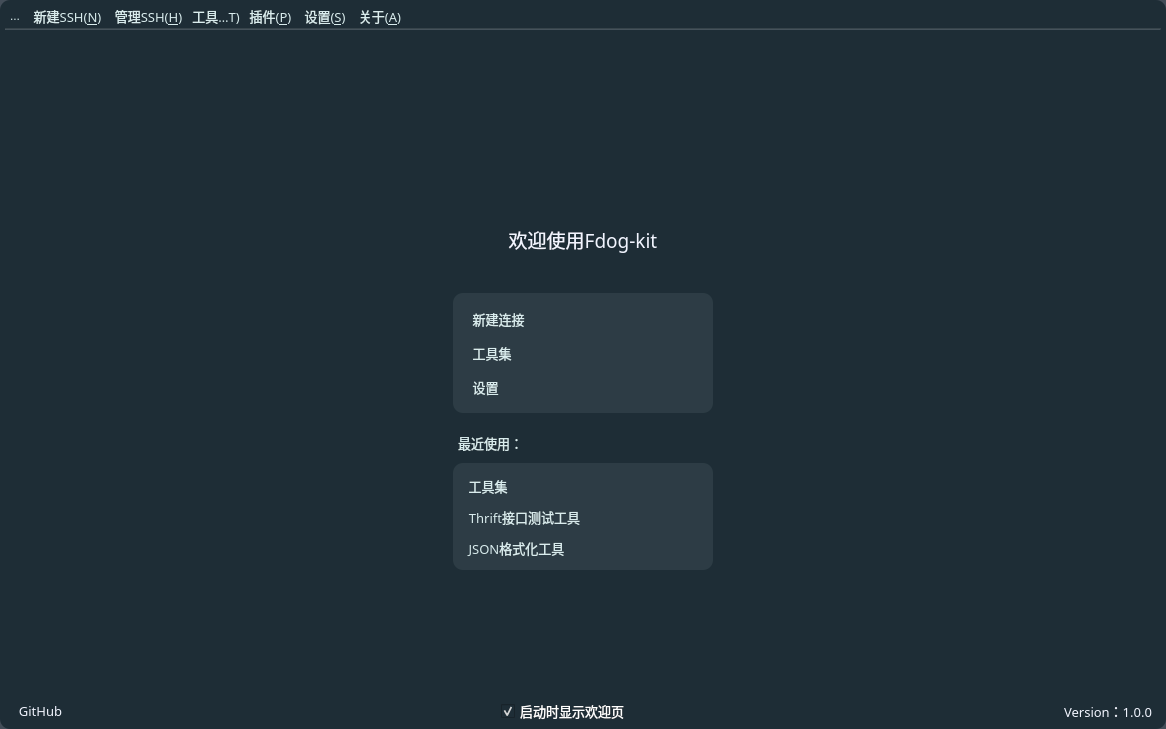
The window that mainwindow.ui (HuaGouFdog/Fdog-Kit) describes before a commit, drawn with Qt 5.
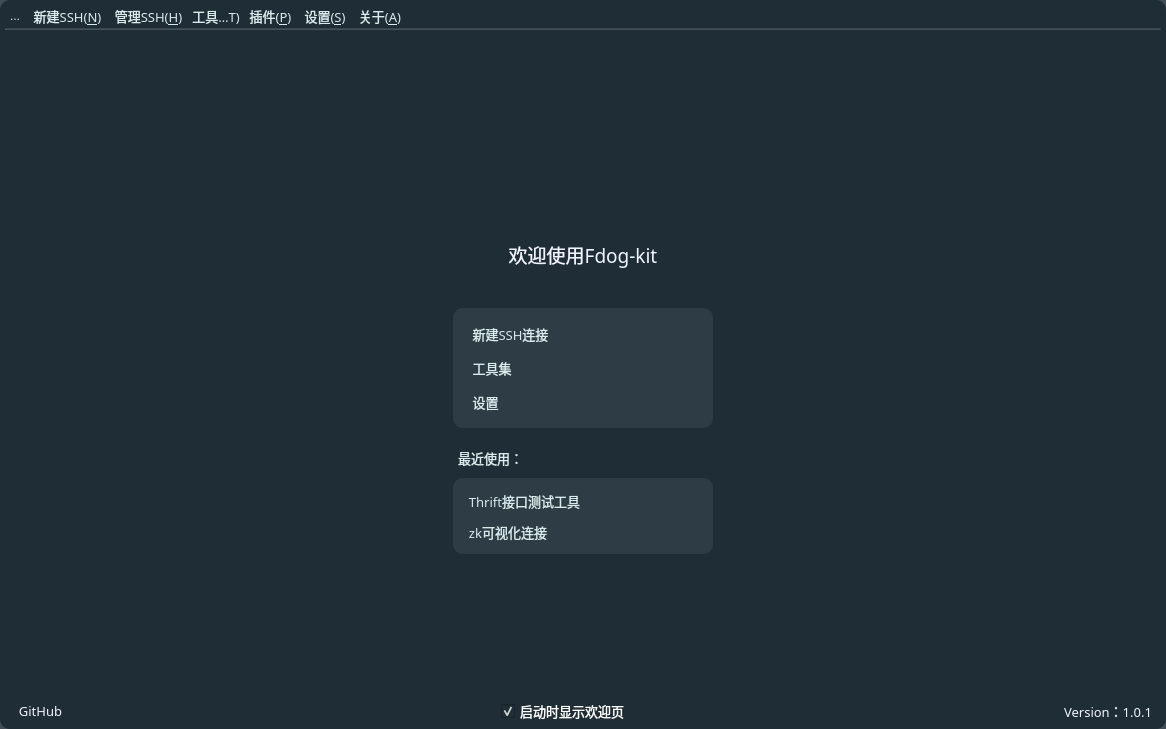
The same window after the commit. The open tabs and pages were chosen to show the change. Icons and pictures are not drawn.

Commit message: 只显示zk和thirft两个工具，并优化界面操作

Diff of the .ui file:
```diff
--- a/mainwindow.ui
+++ b/mainwindow.ui
@@ -3462,7 +3462,7 @@
 }</string>
                                </property>
                                <property name="text">
-                                <string>新建连接</string>
+                                <string>新建SSH连接</string>
                                </property>
                                <property name="icon">
                                 <iconset resource="lib.qrc">
@@ -3687,61 +3687,7 @@
                                  <number>8</number>
                                 </property>
                                 <item>
-                                 <widget class="QToolButton" name="toolButton_21">
-                                  <property name="sizePolicy">
-                                   <sizepolicy hsizetype="Maximum" vsizetype="Maximum">
-                                    <horstretch>50</horstretch>
-                                    <verstretch>50</verstretch>
-                                   </sizepolicy>
-                                  </property>
-                                  <property name="font">
-                                   <font>
-                                    <family>OPPOSans B</family>
-                                    <pointsize>10</pointsize>
-                                    <stylestrategy>PreferAntialias</stylestrategy>
-                                   </font>
-                                  </property>
-                                  <property name="layoutDirection">
-                                   <enum>Qt::LeftToRight</enum>
-                                  </property>
-                                  <property name="styleSheet">
-                                   <string notr="true">QToolButton {
-	color: rgb(217, 236, 237);
-	background-color: rgba(255, 255, 255, 0);
-	border: none;
-}
-
-QToolButton::menu-indicator { 
-	image: None;
-}
-
- 
-QToolButton:hover {
-	color: rgb(255, 255, 255);
-	background-color: rgba(255, 255, 255, 0);
-	border: none;
-}</string>
-                                  </property>
-                                  <property name="text">
-                                   <string>工具集</string>
-                                  </property>
-                                  <property name="icon">
-                                   <iconset resource="lib.qrc">
-                                    <normaloff>:/lib/toolBox.png</normaloff>:/lib/toolBox.png</iconset>
-                                  </property>
-                                  <property name="iconSize">
-                                   <size>
-                                    <width>16</width>
-                                    <height>16</height>
-                                   </size>
-                                  </property>
-                                  <property name="toolButtonStyle">
-                                   <enum>Qt::ToolButtonTextBesideIcon</enum>
-                                  </property>
-                                 </widget>
-                                </item>
-                                <item>
-                                 <widget class="QToolButton" name="toolButton_20">
+                                 <widget class="QToolButton" name="toolButton_thrift_tool">
                                   <property name="sizePolicy">
                                    <sizepolicy hsizetype="Maximum" vsizetype="Maximum">
                                     <horstretch>50</horstretch>
@@ -3785,8 +3731,8 @@
                                   </property>
                                   <property name="iconSize">
                                    <size>
-                                    <width>16</width>
-                                    <height>16</height>
+                                    <width>20</width>
+                                    <height>20</height>
                                    </size>
                                   </property>
                                   <property name="toolButtonStyle">
@@ -3831,7 +3777,7 @@
 }</string>
                                   </property>
                                   <property name="text">
-                                   <string>JSON格式化工具</string>
+                                   <string>zk可视化连接</string>
                                   </property>
                                   <property name="icon">
                                    <iconset resource="lib.qrc">
@@ -3839,8 +3785,8 @@
                                   </property>
                                   <property name="iconSize">
                                    <size>
-                                    <width>16</width>
-                                    <height>16</height>
+                                    <width>18</width>
+                                    <height>18</height>
                                    </size>
                                   </property>
                                   <property name="toolButtonStyle">
@@ -4027,7 +3973,7 @@
 color: rgb(242, 245, 255);</string>
                       </property>
                       <property name="text">
-                       <string>Version：1.0.0</string>
+                       <string>Version：1.0.1</string>
                       </property>
                       <property name="alignment">
                        <set>Qt::AlignCenter</set>
```
Left out of the diff: 8 changed lines with no effect on the pictures. The commit also changes 6 other files.
